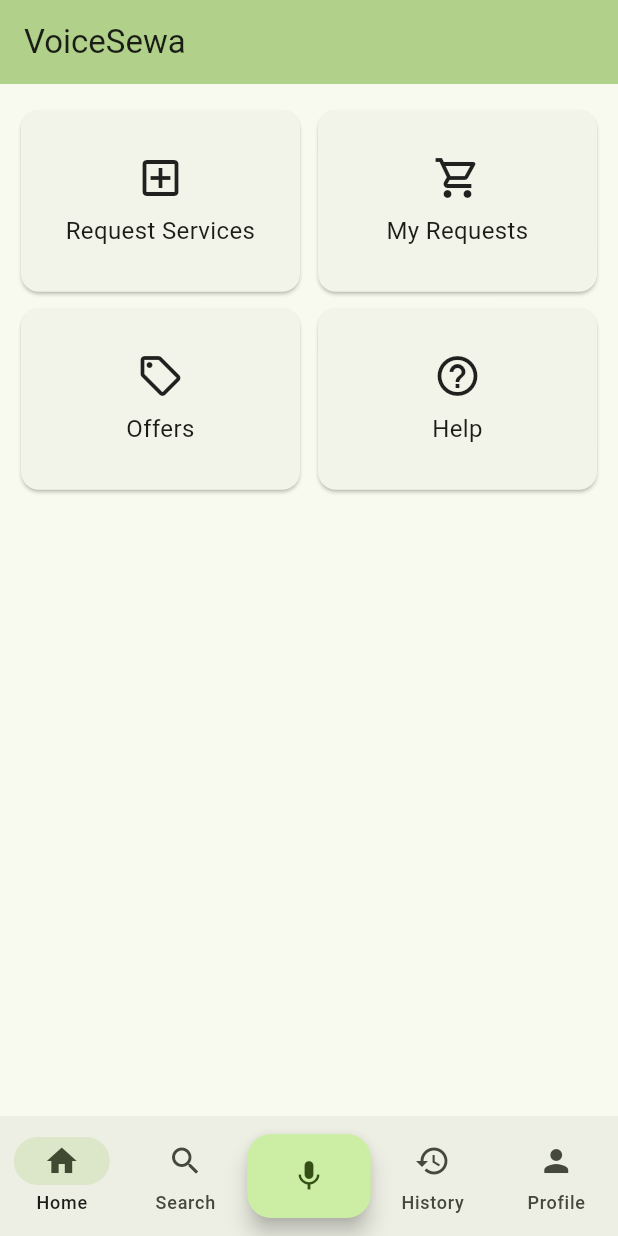
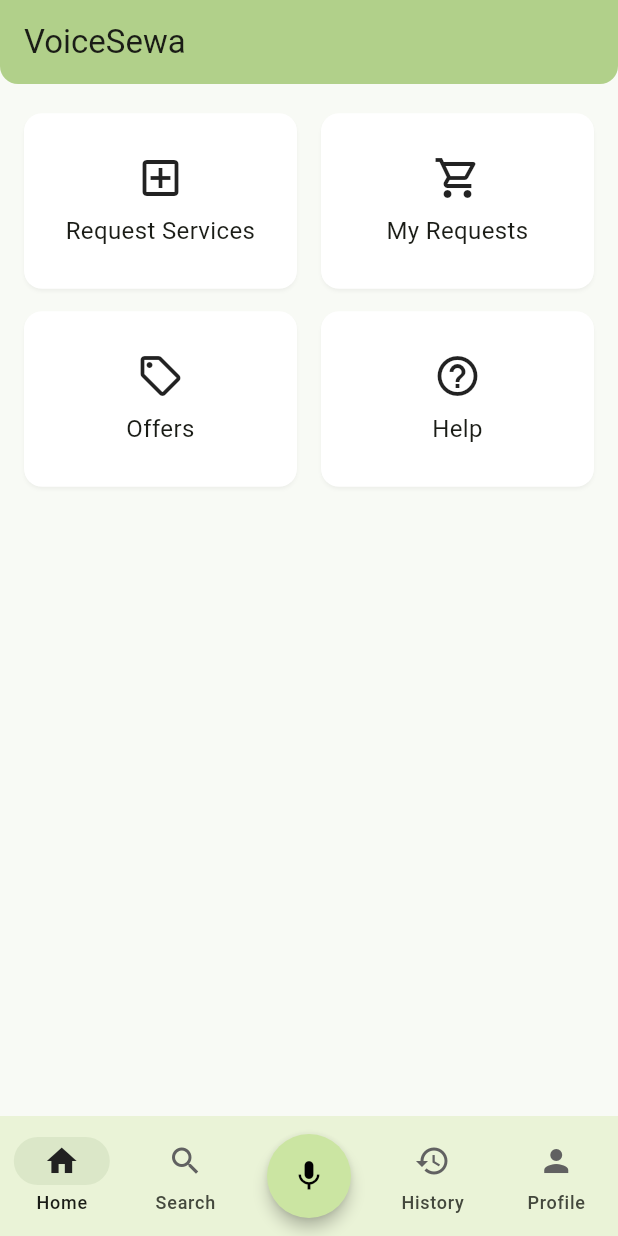
Before and after one commit to aryan-madhavi/VoiceSewa, a Flutter app: the screen it shows after launch, on a phone screen of 412 x 824 dp. Run offline on Flutter 3.47's test engine with Material 3 defaults, Android fonts, the phone set to English and light mode, and no system bars; our stand-ins replace firebase_core, flutter_riverpod, page_transition; accounts and stored records are empty; generated files the repository leaves out were written again.

Commit message:
Refactor color constants, implement light theme

```diff
--- a/voicesewa_client/lib/constants/core/color_constants.dart
+++ b/voicesewa_client/lib/constants/core/color_constants.dart
@@ -2,7 +2,10 @@ import 'package:flutter/material.dart';
 
 class ColorConstants {
 
-  // Define a static ColorScheme to be used throughout the app
-  static ColorScheme colorScheme = ColorScheme.fromSeed(seedColor: Colors.lightGreen);
+  static const Color seed = Color(0xFF8BC34A);
+  static const Color scaffold = Color(0xFFF8FAF5);
+  static const Color appBar = Color(0xFFB1D08A);
+  static const Color navBar = Color(0xFFEAF3D7);
+  static const Color floatingActionButton = Color(0xFFCBE5A2);
 
 }
--- a/voicesewa_client/lib/main.dart
+++ b/voicesewa_client/lib/main.dart
@@ -6,6 +6,7 @@ import 'package:voicesewa_client/constants/core/string_constants.dart';
 import 'package:voicesewa_client/screens/core/root_scaffold.dart';
 import 'package:voicesewa_client/firebase_options.dart';
 import 'package:voicesewa_client/routes/navigation_routes.dart';
+import 'package:voicesewa_client/theme/light_theme.dart';
 
 void main() async {
   WidgetsFlutterBinding.ensureInitialized();
@@ -21,7 +22,7 @@ class MyApp extends StatelessWidget {
     return MaterialApp(
       debugShowCheckedModeBanner: false,
       title: StringConstants.appName,
-      theme: ThemeData(colorScheme: ColorConstants.colorScheme),
+      theme: lightThemeData,
       home: RootScaffold(),
       routes: AppRoutes.routes,
     );
--- /dev/null
+++ b/voicesewa_client/lib/theme/light_theme.dart
@@ -0,0 +1,69 @@
+import 'package:flutter/material.dart';
+import 'package:voicesewa_client/constants/core/color_constants.dart';
+
+final ThemeData lightThemeData = ThemeData(
+  useMaterial3: true,
+  brightness: Brightness.light,
+
+  colorScheme: ColorScheme.fromSeed(
+    seedColor: ColorConstants.seed,
+    brightness: Brightness.light,
+    surface: ColorConstants.scaffold,
+  ),
+
+  scaffoldBackgroundColor: ColorConstants.scaffold,
+
+  navigationBarTheme: NavigationBarThemeData(
+    backgroundColor: ColorConstants.navBar,
+    iconTheme: WidgetStateProperty.resolveWith(
+      (states) => IconThemeData(
+        color: states.contains(WidgetState.selected)
+            ? Colors.grey.shade900
+            : Colors.grey.shade700,
+      ),
+    ),
+  ),
+
+  floatingActionButtonTheme: FloatingActionButtonThemeData(
+    elevation: 4,
+    backgroundColor: ColorConstants.floatingActionButton,
+    foregroundColor: Colors.black,
+    shape: CircleBorder(),
+  ),
+
+  cardTheme: CardThemeData(
+    elevation: 4,
+    color: Colors.white,
+    margin: const EdgeInsets.all(6),
+    shape: RoundedRectangleBorder(
+      borderRadius: BorderRadius.circular(16),
+      side: BorderSide(color: Colors.grey.shade300),
+    ),
+    shadowColor: Colors.black.withAlpha(50),
+    surfaceTintColor: Colors.transparent,
+    clipBehavior: Clip.antiAlias,
+  ),
+
+  appBarTheme: AppBarTheme(
+    backgroundColor: ColorConstants.appBar,
+    shape: RoundedRectangleBorder(
+      borderRadius: BorderRadiusGeometry.vertical(
+        bottom: Radius.circular(12),
+      ),
+    ),
+  ),
+
+  textTheme: const TextTheme(
+    //bodyMedium: TextStyle(fontSize: 15, color: Colors.black87),
+    //titleMedium: TextStyle(fontSize: 16, fontWeight: FontWeight.w600),
+  ),
+
+  elevatedButtonTheme: ElevatedButtonThemeData(
+    style: ElevatedButton.styleFrom(
+      backgroundColor: ColorConstants.seed,
+      foregroundColor: Colors.white,
+      shape: RoundedRectangleBorder(borderRadius: BorderRadius.circular(12)),
+      textStyle: TextStyle(fontWeight: FontWeight.w600),
+    ),
+  ),
+);
--- a/voicesewa_client/lib/widgets/core/appbar_widget.dart
+++ b/voicesewa_client/lib/widgets/core/appbar_widget.dart
@@ -7,7 +7,6 @@ class AppBarWidget extends StatelessWidget implements PreferredSizeWidget {
   @override
   Widget build(BuildContext context) {
     return AppBar(
-      backgroundColor: Theme.of(context).colorScheme.inversePrimary,
       title: Text(title),
     );
   }
```
Also changed, not shown: 1 other file.
